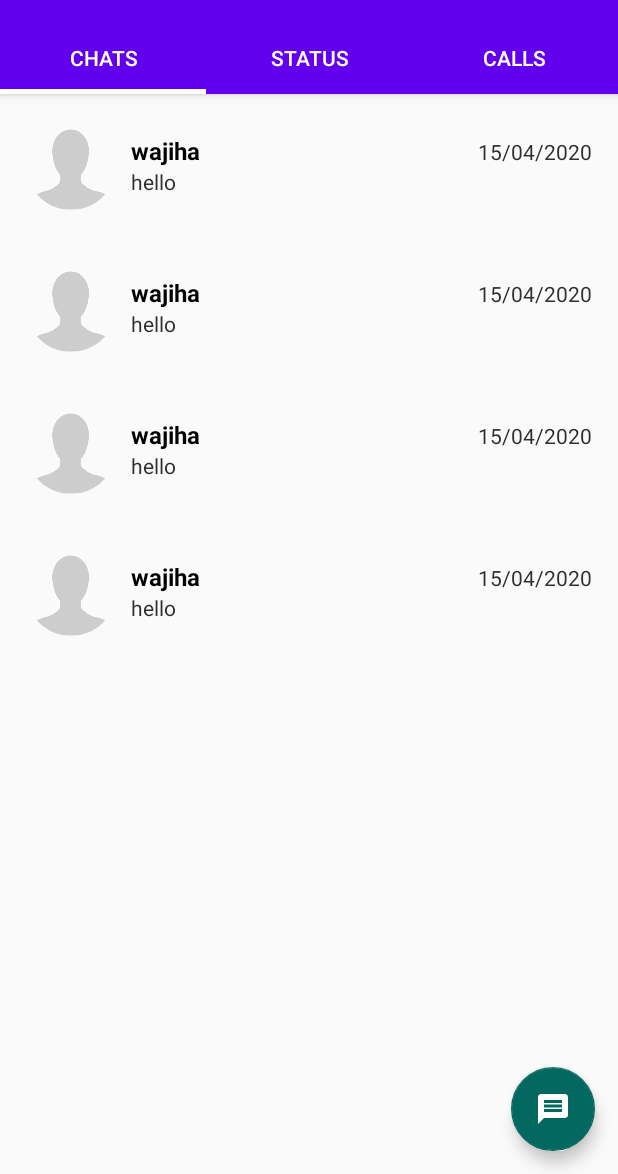
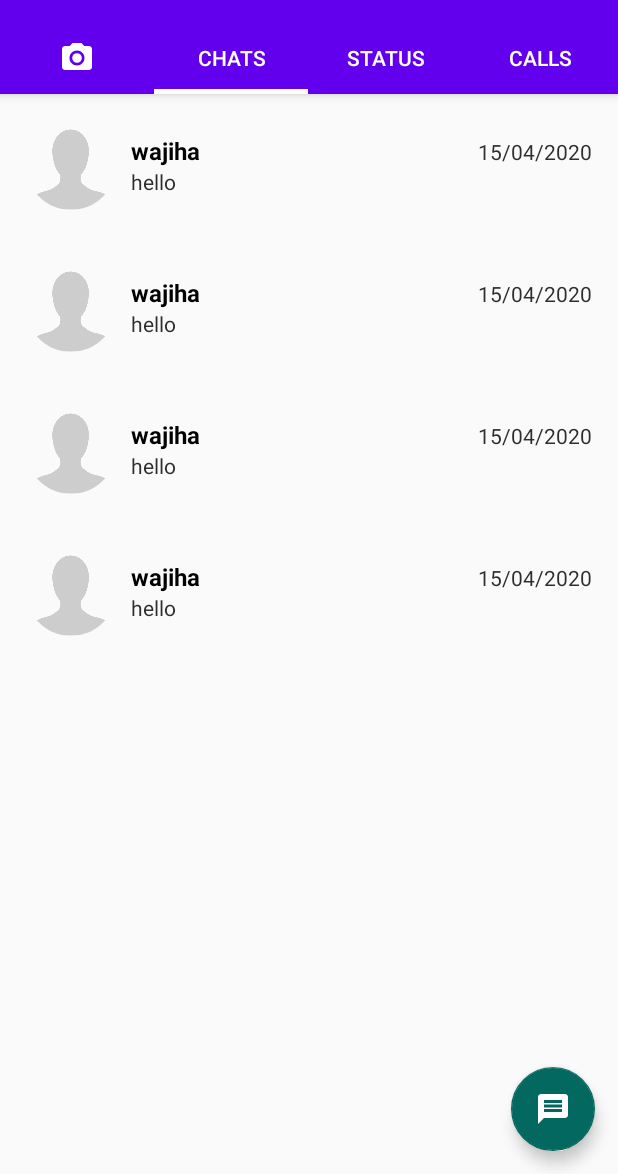
Before and after one commit to wajihasiddiqui/WhatsAppClone, an Android app: the screen it shows after launch (MainActivity), on a phone screen of 412 x 824 dp, the part 62-1236 px from its top. Run offline under Robolectric (Android 15) with nearby library versions, the phone set to English and light mode, and no system bars; our stand-ins replace Firebase (no records; nobody signed in at launch, a user with empty details on screens opened directly); libraries missing offline, so code that uses them is left out: com.mikhaellopez.circularimageview; plain views replace CircularImageView; pictures from the network do not load; 2 statements that could not run were skipped.

Commit message:
Add Camera Fragment

```diff
--- /dev/null
+++ b/app/src/main/java/com/example/whatsappclone/CameraFragment.java
@@ -0,0 +1,50 @@
+package com.example.whatsappclone;
+
+import android.os.Bundle;
+
+import androidx.fragment.app.Fragment;
+
+import android.view.LayoutInflater;
+import android.view.View;
+import android.view.ViewGroup;
+
+/**
+ * A simple {@link Fragment} subclass.
+ * Use the {@link CameraFragment#newInstance} factory method to
+ * create an instance of this fragment.
+ */
+public class CameraFragment extends Fragment {
+
+    // TODO: Rename parameter arguments, choose names that match
+    // the fragment initialization parameters, e.g. ARG_ITEM_NUMBER
+    private static final String ARG_PARAM1 = "param1";
+    private static final String ARG_PARAM2 = "param2";
+
+    // TODO: Rename and change types of parameters
+    private String mParam1;
+    private String mParam2;
+
+    public CameraFragment() {
+        // Required empty public constructor
+    }
+
+    // TODO: Rename and change types and number of parameters
+    public static CameraFragment newInstance() {
+
+
+        return new CameraFragment();
+    }
+
+    @Override
+    public void onCreate(Bundle savedInstanceState) {
+        super.onCreate(savedInstanceState);
+
+    }
+
+    @Override
+    public View onCreateView(LayoutInflater inflater, ViewGroup container,
+                             Bundle savedInstanceState) {
+        // Inflate the layout for this fragment
+        return inflater.inflate(R.layout.fragment_camera, container, false);
+    }
+}
--- a/app/src/main/java/com/example/whatsappclone/MainActivity.java
+++ b/app/src/main/java/com/example/whatsappclone/MainActivity.java
@@ -13,8 +13,10 @@ import android.app.ActionBar;
 import android.content.Intent;
 import android.os.Bundle;
 import android.os.Handler;
+import android.view.LayoutInflater;
 import android.view.Menu;
 import android.view.MenuItem;
+import android.view.View;
 import android.widget.ImageSwitcher;
 import android.widget.Toast;
 
@@ -22,6 +24,7 @@ import com.example.whatsappclone.settings.SettingsActivity;
 import com.google.android.material.floatingactionbutton.FloatingActionButton;
 import com.google.android.material.tabs.TabLayout;
 
+import java.io.IOException;
 import java.util.ArrayList;
 
 import static com.example.whatsappclone.R.id.fab_action;
@@ -51,6 +54,16 @@ public class MainActivity extends AppCompatActivity {
         setUpWithViewPager(viewPager);
         tablayout.setupWithViewPager(viewPager);
 
+        View tab1 = LayoutInflater.from(this).inflate(R.layout.custom_camera_tab, null);
+        try{
+            tablayout.getTabAt(0).setCustomView(tab1);
+        }
+        catch(Exception e){
+            e.printStackTrace();
+        }
+
+        viewPager.setCurrentItem(1);
+
         viewPager.addOnPageChangeListener(new ViewPager.OnPageChangeListener() {
             @Override
             public void onPageScrolled(int position, float positionOffset, int positionOffsetPixels) {
@@ -73,6 +86,7 @@ public class MainActivity extends AppCompatActivity {
     private void setUpWithViewPager(ViewPager viewPager){
 
         MainActivity.SectionsPagerAdapter adapter = new SectionsPagerAdapter(getSupportFragmentManager());
+        adapter.addFragment(new CameraFragment(),"CAMERA");
         adapter.addFragment(new ChatFragment(),"CHATS");
         adapter.addFragment(new StatusFragment(),"STATUS");
         adapter.addFragment(new CallFragment(),"CALLS");
@@ -157,18 +171,25 @@ public class MainActivity extends AppCompatActivity {
             public void run() {
 
                 switch (index){
-                    case 0:
+
+                    case 0: fabaction.hide();
+                            break;
+
+                    case 1:
+                        fabaction.show();
                         //fabaction.setImageDrawable(getDrawable(R.drawable.ic_baseline_search_24));
                         fabaction.setImageDrawable(getResources().getDrawable(R.drawable.ic_baseline_message_24));
                         break;
-                    case 1:
+                    case 2:
+                        fabaction.show();
                         fabaction.setImageDrawable(getResources().getDrawable(R.drawable.ic_baseline_photo_camera_24));
                         break;
-                    case 2:
+                    case 3:
+                        fabaction.show();
                         fabaction.setImageDrawable(getResources().getDrawable(R.drawable.ic_baseline_call_24));
                         break;
                 }
-                fabaction.show();
+
             }
         },400);
     }
--- /dev/null
+++ b/app/src/main/res/layout/custom_camera_tab.xml
@@ -0,0 +1,16 @@
+<?xml version="1.0" encoding="utf-8"?>
+<LinearLayout xmlns:android="http://schemas.android.com/apk/res/android"
+    xmlns:app="http://schemas.android.com/apk/res-auto"
+    android:orientation="vertical" android:layout_width="wrap_content"
+    android:gravity="center"
+    android:layout_height="wrap_content">
+
+    <ImageView
+        android:layout_width="wrap_content"
+        android:layout_height="wrap_content"
+        android:padding="5dp"
+        android:src="@drawable/ic_baseline_photo_camera_24">
+
+    </ImageView>
+
+</LinearLayout>
```
Also changed, not shown: app/src/main/res/layout/fragment_camera.xml (added, +16 -0 lines).
